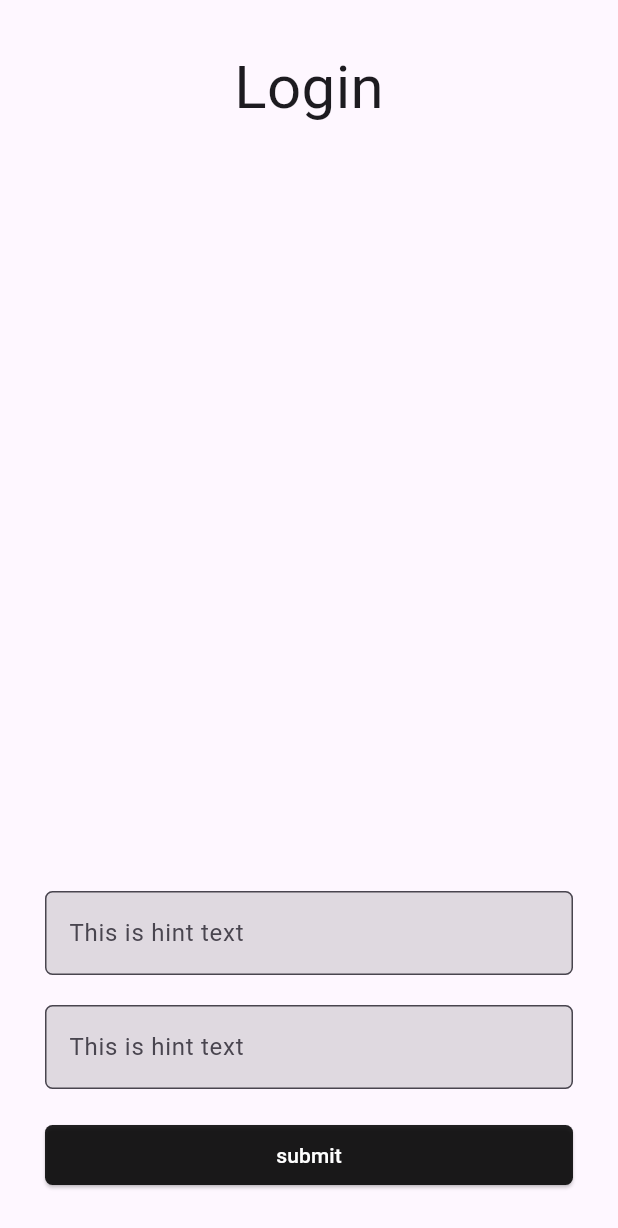
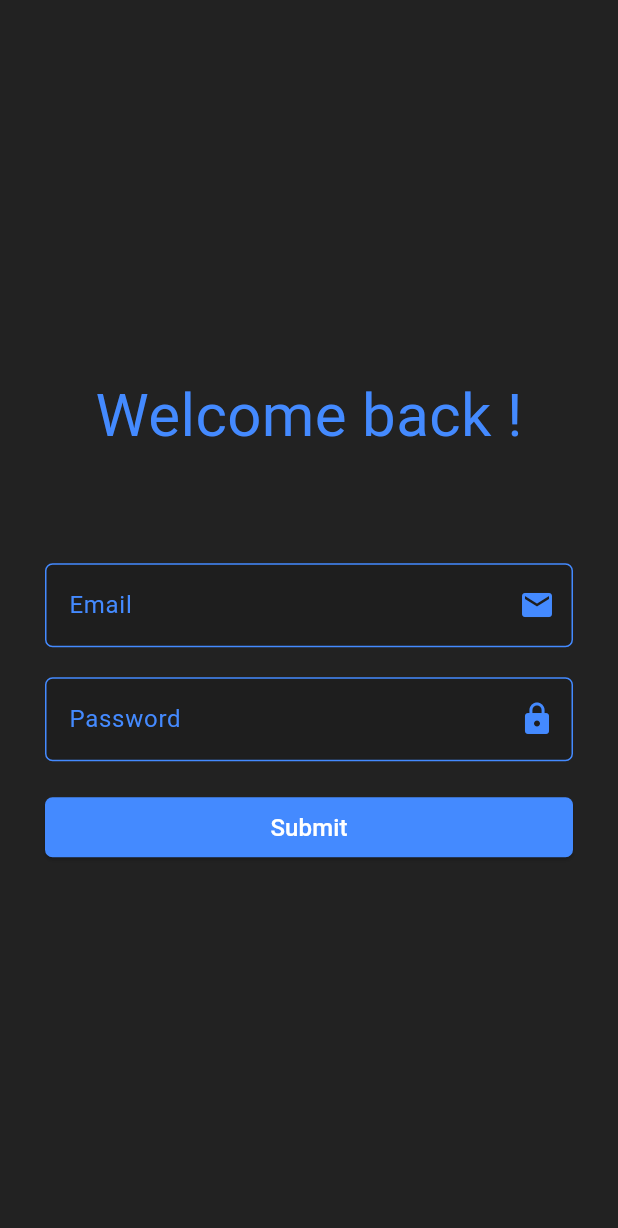
Before and after one commit to KapilbhaiGohil/Canteen-Management-System, a Flutter app: the LoginScreen screen opened directly, on a phone screen of 412 x 824 dp. Shown: the top 1228 px of the screen. Run offline on Flutter 3.47's test engine with Material 3 defaults, Android fonts, the phone set to English and light mode, and no system bars.

Commit message:
Added login screen and logic to send to backend

```diff
--- a/frontend/admin/lib/main.dart
+++ b/frontend/admin/lib/main.dart
@@ -1,3 +1,4 @@
+import 'package:admin/screens/home.dart';
 import 'package:admin/screens/login.dart';
 import 'package:flutter/material.dart';
 
@@ -13,7 +14,7 @@ class MyApp extends StatelessWidget {
     return const MaterialApp(
       title: 'Canteen App',
       debugShowCheckedModeBanner: false,
-      home: LoginScreen(),
+      home: HomeScreen(),
     );
   }
 }
--- a/frontend/admin/lib/screens/login.dart
+++ b/frontend/admin/lib/screens/login.dart
@@ -1,3 +1,4 @@
+import 'package:admin/services/canteen-service.dart';
 import 'package:admin/widgets/widgets.dart';
 import 'package:flutter/material.dart';
 
@@ -9,34 +10,94 @@ class LoginScreen extends StatefulWidget {
 }
 
 class _LoginScreenState extends State<LoginScreen> {
+  final TextEditingController emailController = TextEditingController();
+  final TextEditingController passwordController = TextEditingController();
+  final CanteenService _canteenService = CanteenService();
+  final GlobalKey<FormState> _formKey = GlobalKey<FormState>();
+
+  String? _validateEmail(String? email) {
+    if (email == null || email.isEmpty) {
+      return 'Please enter your email';
+    } else if (!RegExp(r'\S+@\S+\.\S+').hasMatch(email)) {
+      return 'Please enter a valid email address';
+    }
+    return null;
+  }
+  String? _validatePassword(String? value) {
+    if (value == null || value.isEmpty) {
+      return 'Please enter a password';
+    } else if (value.length < 6) {
+      return 'Password must be at least 6 characters';
+    }
+    return null;
+  }
+
+  void _login ()async{
+    if (_formKey.currentState?.validate() ?? false) {
+      String email = emailController.text;
+      String password = passwordController.text;
+      final resData = await _canteenService.login(email, password);
+      if(resData['isOk']){
+        ShowSnackbar.showMessage(context, resData['message'], isOk: true);
+      }else{
+        ShowSnackbar.showMessage(context, resData['error'], isOk: false);
+      }
+    } else {
+      ShowSnackbar.showMessage(context, "Please fill in valid details.", isOk: false);
+    }
+  }
   @override
   Widget build(BuildContext context) {
-    return const Scaffold(
+
+    return Scaffold(
+      backgroundColor: Colors.black87,
       body: Padding(
-        padding: EdgeInsets.all(30),
+        padding: const EdgeInsets.all(30),
+        child: Form(
+          key: _formKey,
+          autovalidateMode: AutovalidateMode.onUnfocus,
           child: Column(
-          mainAxisAlignment: MainAxisAlignment.spaceBetween,
+            mainAxisAlignment: MainAxisAlignment.center,
             crossAxisAlignment: CrossAxisAlignment.center,
             children: [
-
-            Text(
-              "Login",
+              const Text(
+                "Welcome back !",
                 style: TextStyle(
                   fontSize: 40,
-                fontWeight: FontWeight.w400
+                  fontWeight: FontWeight.w400,
+                  color: Colors.blueAccent
                 ),
               ),
+              const SizedBox(height: 70,),
               Column(
                 children: [
-                CustomTextfield(),
+                  CustomTextFormField(
+                    hintText: 'Enter your email.',
+                    labelText: 'Email',
+                    suffixIcon: Icons.email,
+                    controller: emailController,
+                    obscureText: false,
+                    validator: _validateEmail,
+                  ),
                   const SizedBox(height: 20,),
-                CustomTextfield(),
+                   CustomTextFormField(
+                    hintText: 'Enter your password.',
+                    labelText: 'Password',
+                    suffixIcon: Icons.lock,
+                    controller: passwordController,
+                    obscureText: true,
+                     validator: _validatePassword,
+                  ),
                   const SizedBox(height: 20,),
-                CustomeButton()
+                  CustomButton(
+                    text: 'Submit',
+                    backgroundColor: Colors.blueAccent,
+                    textColor: Colors.white, onPressed:_login,
+                  )
                 ],
-            )
-
+              ),
             ],
+          ),
         ),
       )
     );
--- a/frontend/admin/lib/widgets/widgets.dart
+++ b/frontend/admin/lib/widgets/widgets.dart
@@ -1,59 +1,182 @@
 import 'package:flutter/material.dart';
 
-class CustomTextfield extends StatefulWidget {
-  const CustomTextfield({super.key});
+class CustomTextField extends StatelessWidget {
+  final TextEditingController? controller;
+  final String hintText;
+  final String labelText;
+  final IconData? suffixIcon;
+  final Function(String)? onChanged;
+  final bool obscureText;
+
+  const CustomTextField({
+    super.key,
+    this.controller,
+    required this.hintText,
+    required this.labelText,
+    this.suffixIcon,
+    this.onChanged,
+    required this.obscureText,
+  });
 
   @override
-  State<CustomTextfield> createState() => _CustomTextfieldState();
-}
-
-class _CustomTextfieldState extends State<CustomTextfield> {
-  @override
   Widget build(BuildContext context) {
-    return SizedBox(
-      child: TextField(
-        decoration: InputDecoration(
-
-            fillColor: Colors.black12,
-            filled: true,
-            hintText: 'This is hint text',
-            labelStyle: TextStyle(),
-            border: OutlineInputBorder(
-                borderSide: const BorderSide(color: Colors.black),
-                borderRadius: BorderRadius.circular(5)),
-            focusedBorder: OutlineInputBorder(
-                borderSide: const BorderSide(color: Colors.black),
-                borderRadius: BorderRadius.circular(5))),
+    return TextField(
+      controller: controller,
+      onChanged: onChanged,
+      obscureText: obscureText,
+      style: const TextStyle(color: Colors.white),
+      decoration: InputDecoration(
+        suffixIcon: suffixIcon != null
+            ? Icon(suffixIcon, color: Colors.blueAccent)
+            : null,
+        fillColor: Colors.black12,
+        filled: true,
+        hintText: hintText,
+        hintStyle: const TextStyle(
+          color: Colors.blueAccent,
+          fontWeight: FontWeight.normal,
+        ),
+        labelText: labelText,
+        labelStyle: const TextStyle(
+          color: Colors.blueAccent,
+          fontSize: 16,
+        ),
+        enabledBorder: OutlineInputBorder(
+          borderSide: const BorderSide(color: Colors.blueAccent),
+          borderRadius: BorderRadius.circular(5),
+        ),
+        border: OutlineInputBorder(
+          borderSide: const BorderSide(color: Colors.blueAccent),
+          borderRadius: BorderRadius.circular(5),
+        ),
+        focusedBorder: OutlineInputBorder(
+          borderSide: const BorderSide(color: Colors.blueAccent),
+          borderRadius: BorderRadius.circular(5),
+        ),
       ),
     );
   }
 }
 
-class CustomeButton extends StatefulWidget {
-  const CustomeButton({super.key});
+class CustomTextFormField extends StatelessWidget {
+  final TextEditingController? controller;
+  final String hintText;
+  final String labelText;
+  final IconData? suffixIcon;
+  final Function(String)? onChanged;
+  final bool obscureText;
+  final FormFieldValidator<String>? validator;
+
+  const CustomTextFormField({
+    super.key,
+    this.controller,
+    required this.hintText,
+    required this.labelText,
+    this.suffixIcon,
+    this.onChanged,
+    required this.obscureText,
+    this.validator,
+  });
 
   @override
-  State<CustomeButton> createState() => _CustomeButtonState();
-}
-
-class _CustomeButtonState extends State<CustomeButton> {
-  @override
   Widget build(BuildContext context) {
-    return SizedBox(
-      width: double.infinity,
-
-      child: ElevatedButton(
-        onPressed: () => {},
-        style: ElevatedButton.styleFrom(
-          foregroundColor: Colors.white,
-          backgroundColor: Colors.black87,
-          shape: RoundedRectangleBorder(borderRadius: BorderRadius.all(Radius.circular(5)))
+    return TextFormField(
+      validator: validator,
+      controller: controller,
+      onChanged: onChanged,
+      obscureText: obscureText,
+      style: const TextStyle(color: Colors.white),
+      decoration: InputDecoration(
+        suffixIcon: suffixIcon != null
+            ? Icon(suffixIcon, color: Colors.blueAccent)
+            : null,
+        fillColor: Colors.black12,
+        filled: true,
+        hintText: hintText,
+        hintStyle: const TextStyle(
+          color: Colors.blueAccent,
+          fontWeight: FontWeight.normal,
         ),
-        child: Text("submit",
-        style: TextStyle(
-
-        ),),
+        labelText: labelText,
+        labelStyle: const TextStyle(
+          color: Colors.blueAccent,
+          fontSize: 16,
+        ),
+        enabledBorder: OutlineInputBorder(
+          borderSide: const BorderSide(color: Colors.blueAccent),
+          borderRadius: BorderRadius.circular(5),
+        ),
+        border: OutlineInputBorder(
+          borderSide: const BorderSide(color: Colors.blueAccent),
+          borderRadius: BorderRadius.circular(5),
+        ),
+        focusedBorder: OutlineInputBorder(
+          borderSide: const BorderSide(color: Colors.blueAccent),
+          borderRadius: BorderRadius.circular(5),
+        ),
       ),
     );
   }
 }
+
+class CustomButton extends StatelessWidget {
+  final String text;
+  final VoidCallback? onPressed;
+  final Color backgroundColor;
+  final Color textColor;
+
+  const CustomButton({
+    super.key,
+    required this.text,
+    required this.onPressed,
+    this.backgroundColor = Colors.blue,
+    this.textColor = Colors.white,
+  });
+
+  @override
+  Widget build(BuildContext context) {
+    return SizedBox(
+      width: double.infinity, // Takes full width
+      child: Row(
+        children: [
+          Expanded(
+            child: ElevatedButton(
+              onPressed: onPressed,
+              style: ElevatedButton.styleFrom(
+                foregroundColor: textColor,
+                backgroundColor: backgroundColor,
+                shape: const RoundedRectangleBorder(
+                  borderRadius: BorderRadius.all(Radius.circular(5)),
+                ),
+              ),
+              child: Text(
+                text,
+                style: const TextStyle(fontSize: 16),
+              ),
+            ),
+          ),
+        ],
+      ),
+    );
+  }
+
+}
+
+class ShowSnackbar {
+  static void showMessage(BuildContext context, String message, {bool isOk = false}) {
+    ScaffoldMessenger.of(context).showSnackBar(
+      SnackBar(
+        content: Text(
+          message,
+          style: TextStyle(
+            color: isOk ? Colors.green : Colors.red,
+            fontSize: 15,
+            fontWeight: FontWeight.bold,
+          ),
+        ),
+        backgroundColor: Colors.white,
+        duration: const Duration(seconds: 2),
+      ),
+    );
+  }
+}
```
Also changed, not shown: frontend/admin/lib/screens/home.dart (added, +34 -0 lines), frontend/admin/lib/services/canteen-service.dart (+28 -7 lines). Lines whose indentation alone changed are shown as unchanged.
